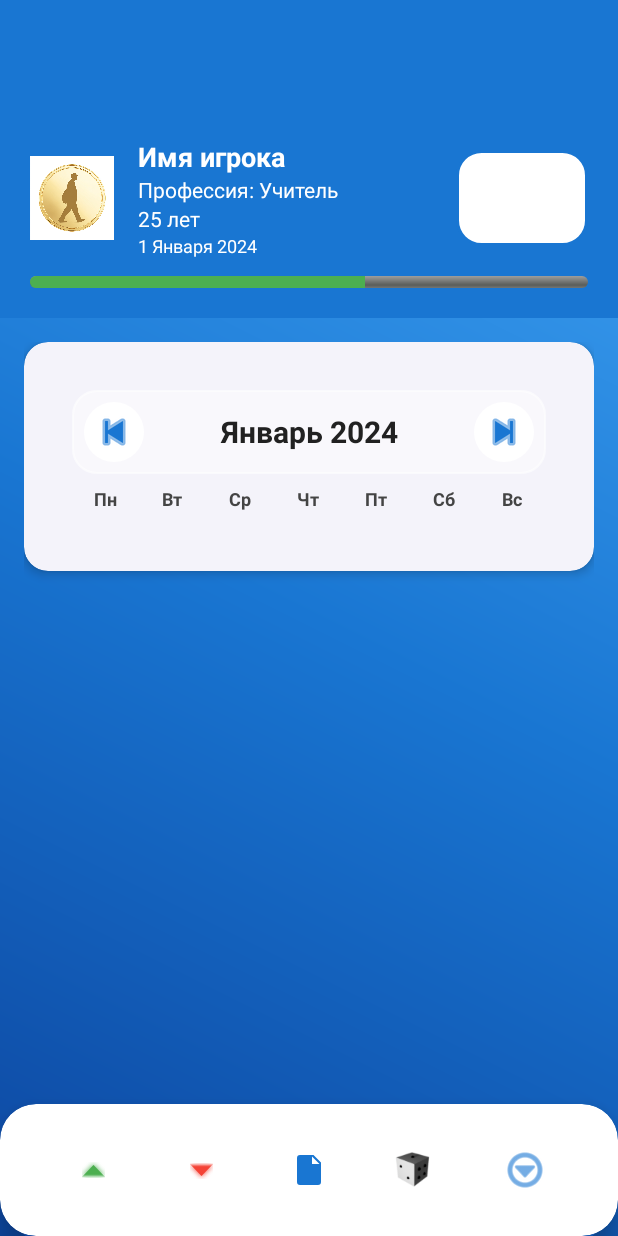
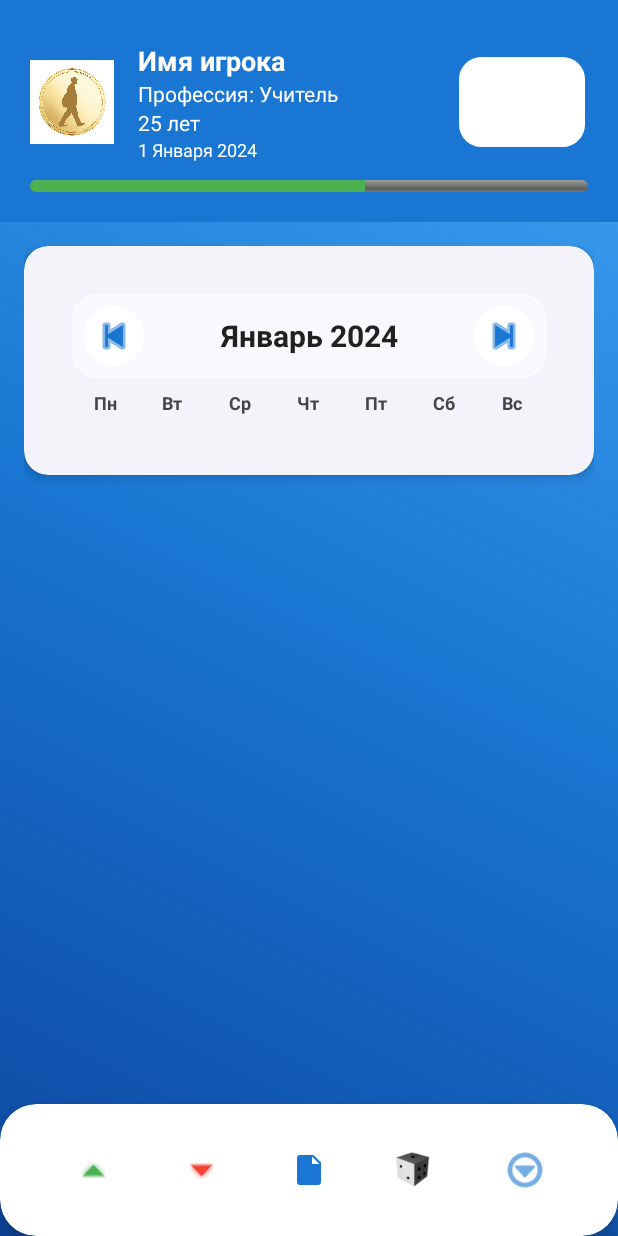
Before and after one commit to RobotAvi/MoneyGame, an Android app: the GameActivity screen opened directly, with no data from a screen before it, on a phone screen of 412 x 824 dp. Run offline under Robolectric (Android 15) with nearby library versions, the phone set to English and light mode, and no system bars; 1 statement that could not run was skipped.

Commit message:
Remove toolbar from game activity layout
Co-authored-by: g7702457 <g7702457@crk.umn.edu>

```diff
--- a/app/src/main/res/layout/activity_game.xml
+++ b/app/src/main/res/layout/activity_game.xml
@@ -15,14 +15,6 @@
         android:padding="20dp"
         app:elevation="4dp">
 
-        <com.google.android.material.appbar.MaterialToolbar
-            android:id="@+id/toolbar"
-            android:layout_width="match_parent"
-            android:layout_height="wrap_content"
-            android:background="@color/primary_color"
-            app:title=""
-            app:titleTextColor="@android:color/transparent"
-            app:navigationIconTint="@color/white" />
 
         <!-- Шапка: слева аватар+имя/профессия/возраст, справа мечта (динамическая) -->
         <LinearLayout
```
